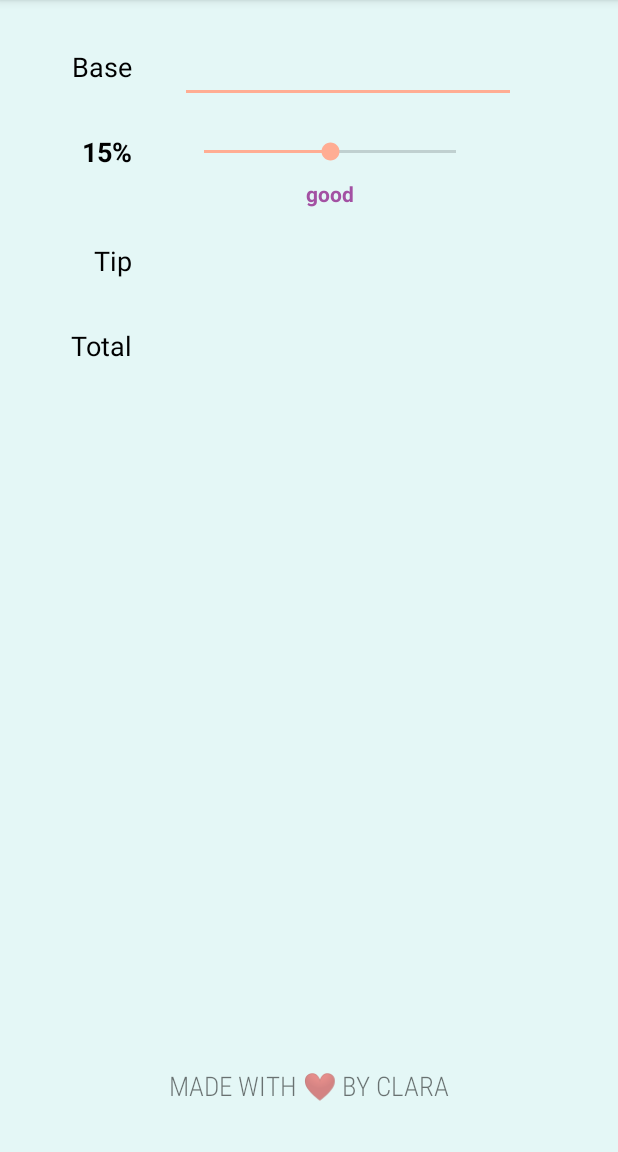
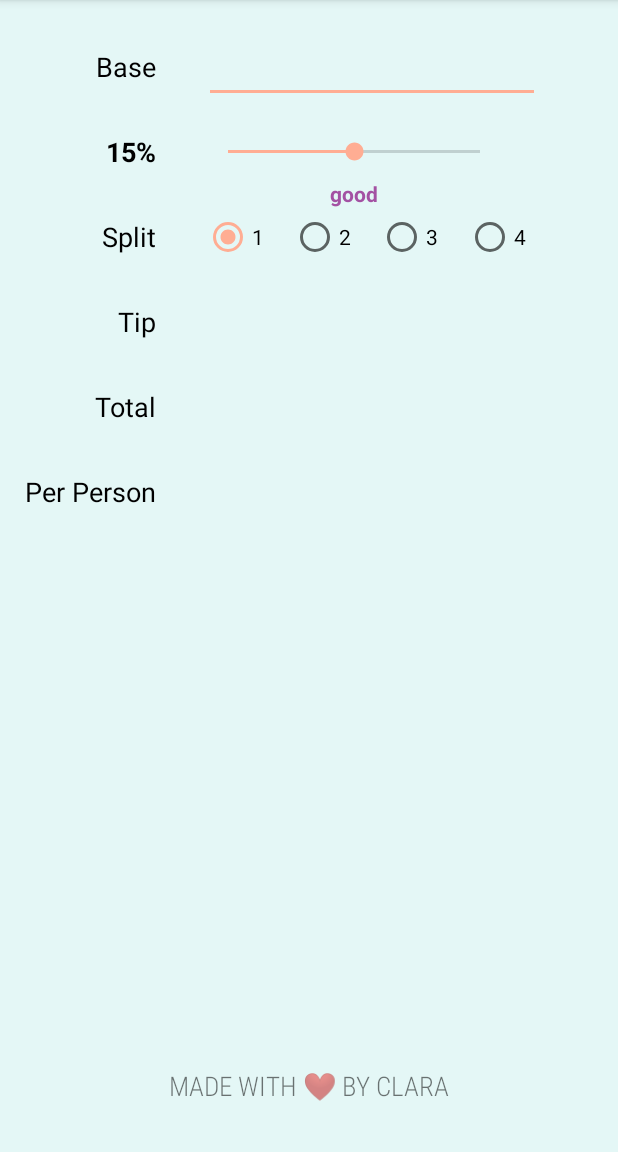
Before and after one commit to cgmacavoy/Tippy_194A, an Android app: the screen it shows after launch (MainActivity), on a phone screen of 412 x 824 dp, the part 84-1236 px from its top. Run offline under Robolectric (Android 15) with nearby library versions, the phone set to English and light mode, and no system bars.

Commit message:
With Bill Splitting

```diff
--- a/app/src/main/java/edu/stanford/cmacavoy/tippy/MainActivity.kt
+++ b/app/src/main/java/edu/stanford/cmacavoy/tippy/MainActivity.kt
@@ -6,6 +6,8 @@ import android.os.Bundle
 import android.text.Editable
 import android.text.TextWatcher
 import android.util.Log
+import android.widget.RadioButton
+import android.widget.RadioGroup
 import android.widget.SeekBar
 import androidx.core.content.ContextCompat
 import kotlinx.android.synthetic.main.activity_main.*
@@ -20,6 +22,7 @@ class MainActivity : AppCompatActivity() {
 
         seekBarTip.progress = INITIAL_TIP_PERCENT
         tvTipPercent.text = "$INITIAL_TIP_PERCENT%"
+        split1.isChecked = true
         updateTipDescription(INITIAL_TIP_PERCENT)
         seekBarTip.setOnSeekBarChangeListener(object: SeekBar.OnSeekBarChangeListener {
             override fun onProgressChanged(seekBar: SeekBar?, progress: Int, fromUser: Boolean) {
@@ -46,6 +49,10 @@ class MainActivity : AppCompatActivity() {
             override fun onTextChanged(s: CharSequence?, start: Int, before: Int, count: Int) {}
 
         })
+
+        split.setOnCheckedChangeListener { _, _ ->
+            createTipAndTotal()
+        }
     }
 
     private fun updateTipDescription(tipPercent: Int) {
@@ -74,7 +81,12 @@ class MainActivity : AppCompatActivity() {
         val tipPercent = seekBarTip.progress
         val tipAmount = baseAmount * tipPercent / 100
         val totalAmount = baseAmount + tipAmount
+        val numSplits : RadioButton = findViewById(split.checkedRadioButtonId)
+        val splits = numSplits.text.toString().toDouble()
+        Log.i(TAG, "splits $numSplits")
+        val splitAmt = totalAmount / splits
         tvTipAmount.text = "%.2f".format(tipAmount)
         tvTotalAmount.text = "%.2f".format(totalAmount)
+        tvTotalAmountPer.text = "%.2f".format(splitAmt)
     }
 }
--- a/app/src/main/res/layout/activity_main.xml
+++ b/app/src/main/res/layout/activity_main.xml
@@ -12,7 +12,7 @@
         android:id="@+id/tvBaseLabel"
         android:layout_width="wrap_content"
         android:layout_height="wrap_content"
-        android:layout_marginStart="48dp"
+        android:layout_marginStart="64dp"
         android:layout_marginTop="32dp"
         android:text="Base"
         android:textColor="@android:color/black"
@@ -33,15 +33,26 @@
         app:layout_constraintTop_toBottomOf="@+id/tvBaseLabel" />
 
     <TextView
+        android:id="@+id/tvSplit"
+        android:layout_width="wrap_content"
+        android:layout_height="wrap_content"
+        android:layout_marginTop="32dp"
+        android:text="Split"
+        android:textColor="@android:color/black"
+        android:textSize="18sp"
+        app:layout_constraintEnd_toEndOf="@+id/tvBaseLabel"
+        app:layout_constraintTop_toBottomOf="@+id/tvTipPercent" />
+
+    <TextView
         android:id="@+id/tvTipLabel"
         android:layout_width="wrap_content"
         android:layout_height="wrap_content"
-        android:layout_marginTop="48dp"
+        android:layout_marginTop="32dp"
         android:text="Tip"
         android:textColor="@android:color/black"
         android:textSize="18sp"
         app:layout_constraintEnd_toEndOf="@+id/tvBaseLabel"
-        app:layout_constraintTop_toBottomOf="@+id/tvTipPercent" />
+        app:layout_constraintTop_toBottomOf="@+id/tvSplit" />
 
     <TextView
         android:id="@+id/tvTotalLabel"
@@ -53,6 +64,17 @@
         android:textSize="18sp"
         app:layout_constraintEnd_toEndOf="@+id/tvBaseLabel"
         app:layout_constraintTop_toBottomOf="@+id/tvTipLabel" />
+
+    <TextView
+        android:id="@+id/tvTotalPerLabel"
+        android:layout_width="wrap_content"
+        android:layout_height="wrap_content"
+        android:layout_marginTop="32dp"
+        android:text="Per Person"
+        android:textColor="@android:color/black"
+        android:textSize="18sp"
+        app:layout_constraintEnd_toEndOf="@+id/tvBaseLabel"
+        app:layout_constraintTop_toBottomOf="@+id/tvTotalLabel" />
 
     <!-- Views on the right side -->
 
@@ -88,6 +110,42 @@
         app:layout_constraintTop_toBottomOf="@+id/seekBarTip"
         tools:text="Acceptable" />
 
+    <RadioGroup
+        android:id="@+id/split"
+        android:layout_width="233dp"
+        android:layout_height="22sp"
+        android:layout_marginStart="32dp"
+        android:orientation="horizontal"
+        app:layout_constraintBottom_toBottomOf="@+id/tvSplit"
+        app:layout_constraintStart_toEndOf="@+id/tvSplit"
+        app:layout_constraintTop_toTopOf="@+id/tvSplit">
+
+        <RadioButton
+            android:id="@+id/split1"
+            android:layout_width="0dp"
+            android:layout_weight="1"
+            android:layout_height="match_parent"
+            android:text="1" />
+        <RadioButton
+            android:id="@+id/split2"
+            android:layout_width="0dp"
+            android:layout_weight="1"
+            android:layout_height="match_parent"
+            android:text="2" />
+        <RadioButton
+            android:id="@+id/split3"
+            android:layout_width="0dp"
+            android:layout_weight="1"
+            android:layout_height="match_parent"
+            android:text="3" />
+        <RadioButton
+            android:id="@+id/split4"
+            android:layout_width="0dp"
+            android:layout_weight="1"
+            android:layout_height="match_parent"
+            android:text="4" />
+    </RadioGroup>
+
     <TextView
         android:id="@+id/tvTipAmount"
         android:layout_width="wrap_content"
@@ -108,6 +166,16 @@
         app:layout_constraintBaseline_toBaselineOf="@+id/tvTotalLabel"
         tools:text="4.75" />
 
+    <TextView
+        android:id="@+id/tvTotalAmountPer"
+        android:layout_width="wrap_content"
+        android:layout_height="wrap_content"
+        android:layout_marginStart="32dp"
+        android:textSize="24sp"
+        app:layout_constraintStart_toEndOf="@+id/tvTotalPerLabel"
+        app:layout_constraintBaseline_toBaselineOf="@+id/tvTotalPerLabel"
+        tools:text="4.75" />
+
     <!-- Footer view -->
 
     <TextView
```
